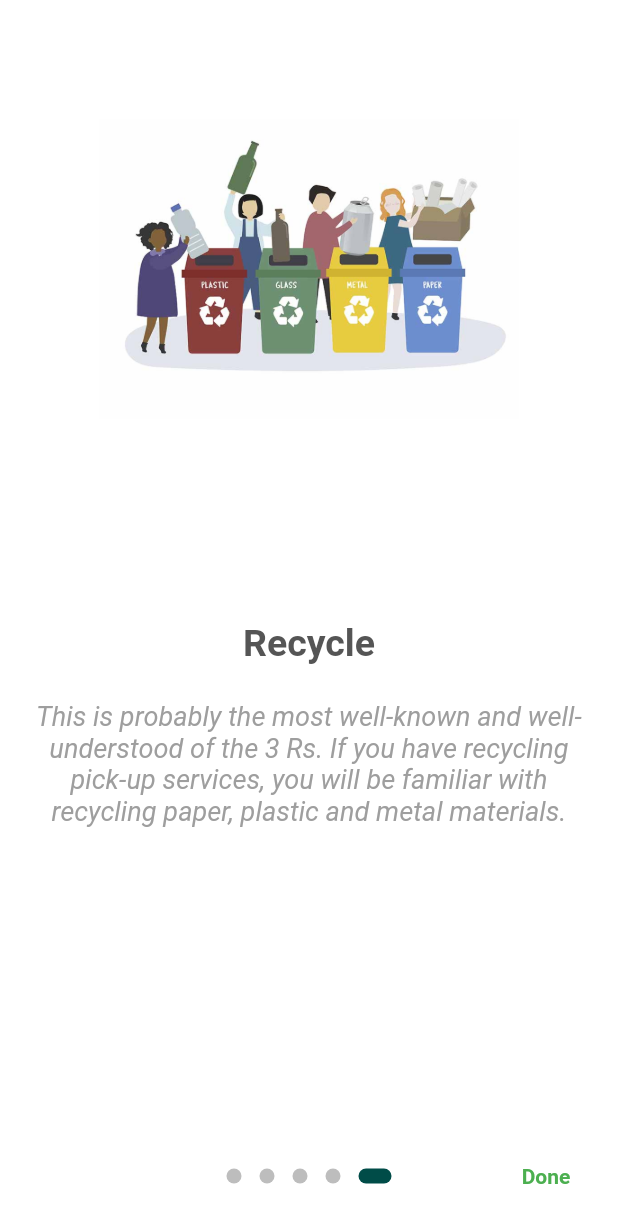
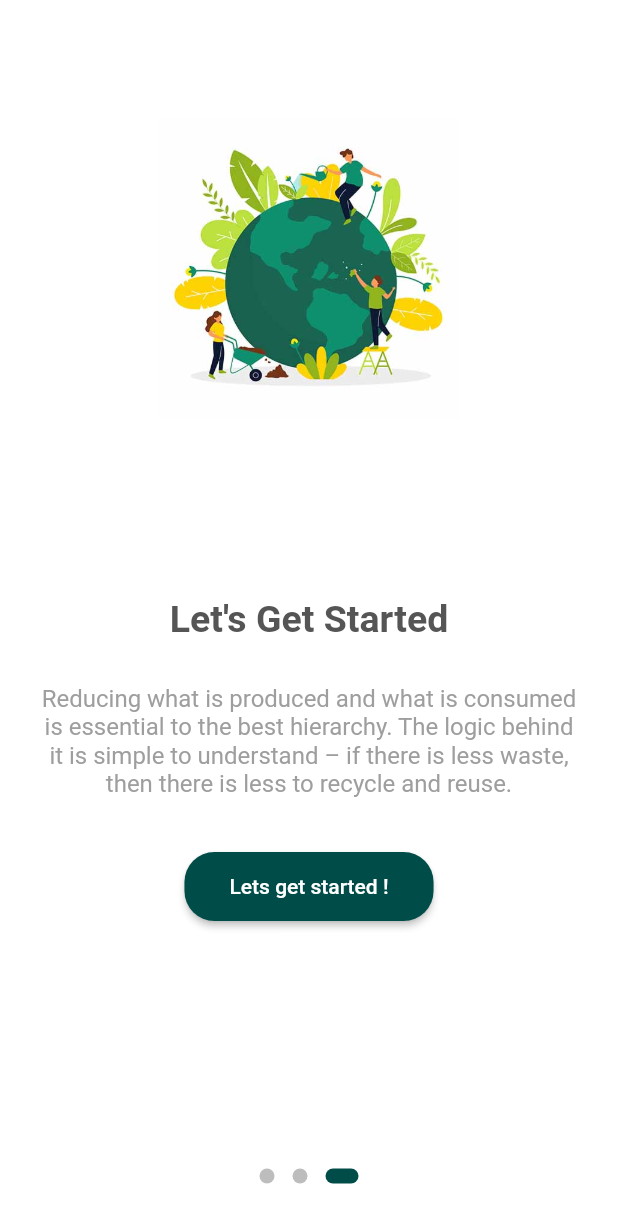
Before and after one commit to steevjames/Nirmaan-Project, a Flutter app: the screen it shows after launch, after a tap on "Skip", on a phone screen of 412 x 824 dp. Shown: the top 1223 px of the screen. Run offline on Flutter 3.47's test engine with Material 2 defaults, Android fonts, the light colour scheme and no system bars; drawn by our look-alikes of introduction_screen; our stand-ins replace avatar_glow, carousel_slider.

Commit message:
Onboarding improvements

```diff
--- a/lib/Intro/intro.dart
+++ b/lib/Intro/intro.dart
@@ -1,3 +1,4 @@
+import 'package:carbonfootprint/Components/styling.dart';
 import 'package:flutter/material.dart';
 import 'package:introduction_screen/introduction_screen.dart';
 import 'package:carbonfootprint/Login/login.dart';
@@ -34,10 +35,11 @@ class _OnBoardingPageState extends State<OnBoardingPage> {
         fontSize: 25.0,
         // fontStyle: FontStyle.italic,
       ),
+      contentPadding: EdgeInsets.symmetric(horizontal: 15),
       bodyTextStyle: TextStyle(
-        fontSize: 18.0,
+        fontSize: 16.0,
         color: Colors.grey,
-        fontStyle: FontStyle.italic,
+        fontStyle: FontStyle.normal,
       ),
     );
 
@@ -45,9 +47,9 @@ class _OnBoardingPageState extends State<OnBoardingPage> {
       key: introKey,
       pages: [
         PageViewModel(
-          title: "Carbon Footprint",
+          title: "Welcome",
           body:
-              "A carbon footprint is the amount of greenhouse gases—primarily carbon dioxide—released into the atmosphere by a particular human activity. ",
+              "A carbon footprint is a measure of the amount of greenhouse gases released into the atmosphere by human activities.\n\n  Abnormal increase of greenhouses gases are causing unpredictable climate changes and natural disasters, which is why we have to act while we still have the chance.",
           image: Center(
             child: Image.asset("assets/images/global.jpg", height: 200.0),
           ),
@@ -55,36 +57,54 @@ class _OnBoardingPageState extends State<OnBoardingPage> {
           decoration: pageDecoration,
         ),
         PageViewModel(
-          title: "The 3 R's",
+          title: "What can we do ?",
           body:
-              "Reduce, Reuse, Recycle – these three 'R' words are an important part of sustainable living, as they help to cut down on the amount of waste we have to throw away.",
+              "The 3 R's\n\nReduce, Reuse, Recycle – these three 'R' words are an important part of sustainable living, as they help to cut down on the amount of waste we have to throw away.",
           image: Center(
               child: Image.asset("assets/images/planet5.jpg", height: 200.0)),
           decoration: pageDecoration,
         ),
         PageViewModel(
-          title: "Reduce",
-          body:
-              "Reducing what is produced and what is consumed is essential to the best hierarchy. The logic behind it is simple to understand – if there is less waste, then there is less to recycle and reuse.",
+          title: "Let's Get Started",
+          bodyWidget: Column(
+            children: [
+              Padding(
+                padding:
+                    const EdgeInsets.symmetric(horizontal: 10, vertical: 5),
+                child: Text(
+                  "Reducing what is produced and what is consumed is essential to the best hierarchy. The logic behind it is simple to understand – if there is less waste, then there is less to recycle and reuse.",
+                  style: TextStyle(
+                    fontSize: 16.0,
+                    color: Colors.grey,
+                    fontStyle: FontStyle.normal,
+                  ),
+                  textAlign: TextAlign.center,
+                ),
+              ),
+              SizedBox(height: 30),
+              ElevatedButton(
+                onPressed: () {
+                  _onIntroEnd();
+                },
+                child: Text("Lets get started !"),
+                style: ButtonStyle(
+                  backgroundColor: MaterialStateProperty.all(
+                    primaryColor,
+                  ),
+                  padding: MaterialStateProperty.all(
+                    EdgeInsets.symmetric(horizontal: 30, vertical: 15),
+                  ),
+                  shape: MaterialStateProperty.all(
+                    RoundedRectangleBorder(
+                      borderRadius: BorderRadius.circular(20),
+                    ),
+                  ),
+                ),
+              )
+            ],
+          ),
           image: Center(
               child: Image.asset("assets/images/planet1.jpg", height: 200.0)),
-          decoration: pageDecoration,
-        ),
-        PageViewModel(
-          title: "Reuse",
-          body:
-              "Reusing is the act of taking old items that you might consider throwing away and finding a new use for them.",
-          image: Center(
-              child: Image.asset("assets/images/planet3.jpg", height: 200.0)),
-          decoration: pageDecoration,
-        ),
-        PageViewModel(
-          title: "Recycle",
-          body:
-              "This is probably the most well-known and well-understood of the 3 Rs. If you have recycling pick-up services, you will be familiar with recycling paper, plastic and metal materials.",
-          image: Center(
-            child: Image.asset("assets/images/planet4.jpg", height: 200.0),
-          ),
           decoration: pageDecoration,
         ),
       ],
@@ -101,7 +121,7 @@ class _OnBoardingPageState extends State<OnBoardingPage> {
         Icons.arrow_forward,
         color: Color(0xff004c48),
       ),
-      done: const Text('Done',
+      done: const Text('',
           style: TextStyle(
             fontWeight: FontWeight.w600,
           )),
```
Also changed, not shown: assets/images/1global.jpg (added), assets/images/global.jpg.
